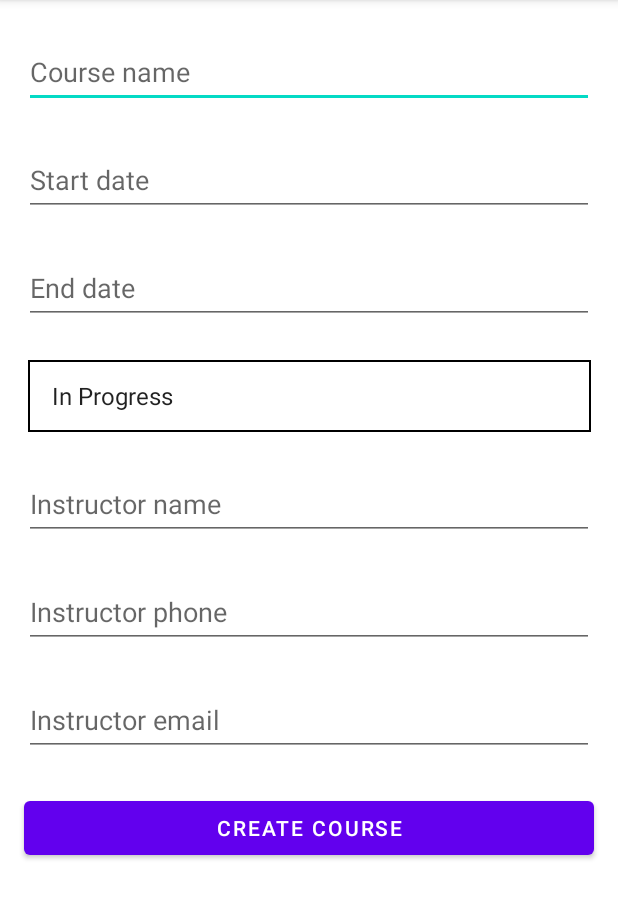
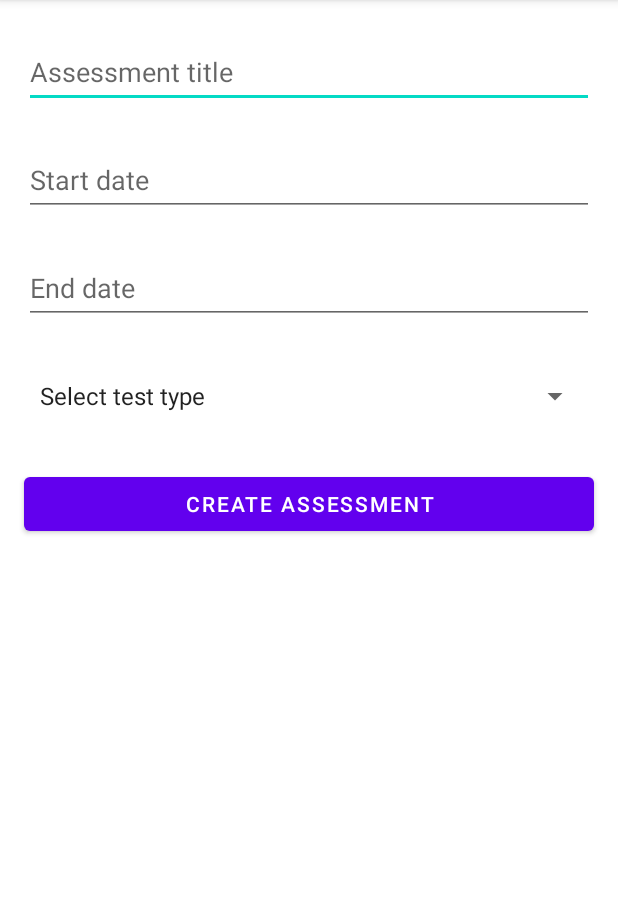
Before and after one commit to TheDeanMachine/College-Course-Tracker, an Android app: the screen it shows after launch (NewCourse before the commit, NewAssessment after it), on a phone screen of 412 x 824 dp, the part 84-1003 px from its top. Run offline under Robolectric (Android 15) with nearby library versions, the phone set to English and light mode, and no system bars; our stand-ins replace Room's generated code.

Commit message:
successful test of new assessment class

```diff
--- a/app/src/main/AndroidManifest.xml
+++ b/app/src/main/AndroidManifest.xml
@@ -9,23 +9,29 @@
         android:roundIcon="@mipmap/ic_launcher_round"
         android:supportsRtl="true"
         android:theme="@style/Theme.CollegeCourseTracker">
+
         <activity
-            android:name=".Controller.NewCourse"
+            android:name=".Controller.NewAssessment"
             android:exported="true">
             <intent-filter>
                 <action android:name="android.intent.action.MAIN" />
                 <category android:name="android.intent.category.LAUNCHER" />
             </intent-filter>
         </activity>
+
         <activity
-            android:name=".Controller.NewTerm"
+            android:name=".Controller.NewCourse"
             android:exported="true">
 
         </activity>
+
+        <activity
+            android:name=".Controller.NewTerm"
+            android:exported="true" />
+
         <activity
             android:name=".MainActivity"
-            android:exported="true">
-        </activity>
+            android:exported="true" />
     </application>
 
 </manifest>
--- /dev/null
+++ b/app/src/main/java/com/VFeskin/collegecoursetracker/Controller/NewAssessment.java
@@ -0,0 +1,113 @@
+package com.VFeskin.collegecoursetracker.Controller;
+
+import androidx.appcompat.app.AppCompatActivity;
+import androidx.lifecycle.ViewModelProvider;
+
+import com.VFeskin.collegecoursetracker.Model.Assessment;
+import com.VFeskin.collegecoursetracker.Model.AssessmentViewModel;
+import com.VFeskin.collegecoursetracker.R;
+
+import android.app.DatePickerDialog;
+import android.os.Bundle;
+import android.text.Editable;
+import android.widget.Button;
+import android.widget.DatePicker;
+import android.widget.EditText;
+import android.widget.Spinner;
+
+import java.text.DateFormat;
+import java.util.Calendar;
+import java.util.Date;
+
+/**
+ * This class is used for adding a new assessment.
+ * Displays a form that the user can fill out, uses the information entered
+ * to create a new assessment object/entity and adding it into the database.
+ */
+public class NewAssessment extends AppCompatActivity {
+
+    // XML attributes
+    private EditText assessmentTitleTxt;
+    private EditText startDateTxt;
+    private EditText endDateTxt;
+    private Spinner testTypeSpinner;
+    private Button createAssessmentButton;
+
+    // date related fields
+    private final Calendar calendar = Calendar.getInstance();
+    DatePickerDialog.OnDateSetListener dateDialog;
+    DatePickerDialog.OnDateSetListener dateDialog2;
+    private Date startDate;
+    private Date endDate;
+
+    // view model reference, gives access to all assessments
+    private AssessmentViewModel assessmentViewModel;
+
+    @Override
+    protected void onCreate(Bundle savedInstanceState) {
+        super.onCreate(savedInstanceState);
+        setContentView(R.layout.activity_new_assessment);
+
+        // set the field values to the xml ids
+        assessmentTitleTxt = findViewById(R.id.editTextAssessmentTitle);
+        startDateTxt = findViewById(R.id.editTextAssessmentStartDate);
+        endDateTxt = findViewById(R.id.editTextAssessmentEndDate);
+        testTypeSpinner = findViewById(R.id.testSpinner);
+        createAssessmentButton = findViewById(R.id.createAssessmentButton);
+
+        // creates an instance of view model to use
+        assessmentViewModel = new ViewModelProvider.AndroidViewModelFactory(NewAssessment.this
+                .getApplication())
+                .create(AssessmentViewModel.class);
+
+        // shows the date picker, onClick
+        startDateTxt.setOnClickListener(view -> new DatePickerDialog(NewAssessment.this, dateDialog,
+                calendar.get(Calendar.YEAR),
+                calendar.get(Calendar.MONTH),
+                calendar.get(Calendar.DAY_OF_MONTH))
+                .show());
+
+        // shows the date picker, onClick
+        endDateTxt.setOnClickListener(view -> new DatePickerDialog(NewAssessment.this, dateDialog2,
+                calendar.get(Calendar.YEAR),
+                calendar.get(Calendar.MONTH),
+                calendar.get(Calendar.DAY_OF_MONTH))
+                .show());
+
+        // gets the values from date picker, onDataSet
+        dateDialog = new DatePickerDialog.OnDateSetListener() {
+            @Override
+            public void onDateSet(DatePicker view, int year, int month, int day) {
+                calendar.set(year, month, day);
+                startDate = calendar.getTime();
+                // format the output the screen
+                startDateTxt.setText(DateFormat.getDateInstance(DateFormat.MEDIUM).format(startDate));
+            }
+        };
+
+        // gets the values from date picker, onDataSet
+        dateDialog2 = new DatePickerDialog.OnDateSetListener() {
+            @Override
+            public void onDateSet(DatePicker view, int year, int month, int day) {
+                calendar.set(year, month, day);
+                endDate = calendar.getTime();
+                // format the output the screen
+                endDateTxt.setText(DateFormat.getDateInstance(DateFormat.MEDIUM).format(endDate));
+            }
+        };
+
+        // collect input and create new assessment
+        createAssessmentButton.setOnClickListener(view -> {
+            //TODO : input validation
+
+            String title = assessmentTitleTxt.getText().toString();
+            String test = (String) testTypeSpinner.getSelectedItem();
+
+            // TODO : get PK
+            AssessmentViewModel.insert(new Assessment(test, title, startDate, endDate, 1));
+        });
+
+    }
+
+
+}
--- a/app/src/main/java/com/VFeskin/collegecoursetracker/Controller/NewCourse.java
+++ b/app/src/main/java/com/VFeskin/collegecoursetracker/Controller/NewCourse.java
@@ -6,7 +6,6 @@ import com.VFeskin.collegecoursetracker.R;
 import com.VFeskin.collegecoursetracker.Utility.Status;
 import androidx.appcompat.app.AppCompatActivity;
 import androidx.lifecycle.ViewModelProvider;
-
 import android.app.DatePickerDialog;
 import android.os.Bundle;
 import android.view.View;
@@ -20,9 +19,9 @@ import java.util.Calendar;
 import java.util.Date;
 
 /**
- * This class is used for adding a new term.
+ * This class is used for adding a new course.
  * Displays a form that the user can fill out, uses the information entered
- * to create a new term object/entity and add it into the database.
+ * to create a new course object/entity and adding it into the database.
  */
 public class NewCourse extends AppCompatActivity {
 
@@ -57,6 +56,7 @@ public class NewCourse extends AppCompatActivity {
         endDateTxt = findViewById(R.id.editTextCourseEndDate);
         courseStatusSpinner = findViewById(R.id.spinner);
 
+        // create an array with Enum values for the spinner to hold
         courseStatusSpinner.setAdapter(new ArrayAdapter<>(this,
                 android.R.layout.simple_spinner_item, Status.values()));
 
@@ -106,11 +106,12 @@ public class NewCourse extends AppCompatActivity {
             }
         };
 
+        // collect input and create new course
         createCourseButton.setOnClickListener(view -> {
 
             //TODO : input validation
             String title = courseTitleTxt.getText().toString();
-            Status status = (Status) courseStatusSpinner.getSelectedItem();
+            Status status = (Status) courseStatusSpinner.getSelectedItem(); // Is it worth using ENUM over String?
             String name = instructorNameTxt.getText().toString();
             String phone = instructorPhoneTxt.getText().toString();
             String email = instructorEmailTxt.getText().toString();
--- /dev/null
+++ b/app/src/main/res/layout/activity_new_assessment.xml
@@ -0,0 +1,71 @@
+<?xml version="1.0" encoding="utf-8"?>
+<androidx.constraintlayout.widget.ConstraintLayout xmlns:android="http://schemas.android.com/apk/res/android"
+    xmlns:app="http://schemas.android.com/apk/res-auto"
+    xmlns:tools="http://schemas.android.com/tools"
+    android:layout_width="match_parent"
+    android:layout_height="match_parent"
+    tools:context=".Controller.NewAssessment">
+
+    <EditText
+        android:id="@+id/editTextAssessmentTitle"
+        style="@style/form_style"
+        android:layout_width="0dp"
+        android:layout_height="wrap_content"
+        android:ems="10"
+        android:hint="@string/assessment_title"
+        android:inputType="textPersonName"
+        android:minHeight="48dp"
+        app:layout_constraintEnd_toEndOf="parent"
+        app:layout_constraintStart_toStartOf="parent"
+        app:layout_constraintTop_toTopOf="parent" />
+
+    <EditText
+        android:id="@+id/editTextAssessmentStartDate"
+        style="@style/form_style"
+        android:layout_width="0dp"
+        android:layout_height="wrap_content"
+        android:ems="10"
+        android:hint="@string/start_date"
+        android:inputType="date"
+        android:minHeight="48dp"
+        android:focusable="false"
+        app:layout_constraintEnd_toEndOf="parent"
+        app:layout_constraintStart_toStartOf="parent"
+        app:layout_constraintTop_toBottomOf="@+id/editTextAssessmentTitle" />
+
+    <EditText
+        android:id="@+id/editTextAssessmentEndDate"
+        style="@style/form_style"
+        android:layout_width="0dp"
+        android:layout_height="wrap_content"
+        android:ems="10"
+        android:hint="@string/end_date"
+        android:inputType="date"
+        android:minHeight="48dp"
+        android:focusable="false"
+        app:layout_constraintEnd_toEndOf="parent"
+        app:layout_constraintStart_toStartOf="parent"
+        app:layout_constraintTop_toBottomOf="@+id/editTextAssessmentStartDate" />
+
+    <Spinner
+        android:id="@+id/testSpinner"
+        android:layout_width="375dp"
+        android:layout_height="48dp"
+        android:layout_marginTop="24dp"
+        android:entries="@array/test_type"
+        app:layout_constraintEnd_toEndOf="parent"
+        app:layout_constraintStart_toStartOf="parent"
+        app:layout_constraintTop_toBottomOf="@+id/editTextAssessmentEndDate"
+        tools:ignore="SpeakableTextPresentCheck" />
+
+    <Button
+        android:id="@+id/createAssessmentButton"
+        style="@style/form_style"
+        android:layout_width="0dp"
+        android:layout_height="wrap_content"
+        android:text="@string/create_assessment"
+        app:layout_constraintEnd_toEndOf="parent"
+        app:layout_constraintStart_toStartOf="parent"
+        app:layout_constraintTop_toBottomOf="@+id/testSpinner" />
+
+</androidx.constraintlayout.widget.ConstraintLayout>
--- a/app/src/main/res/layout/activity_new_course.xml
+++ b/app/src/main/res/layout/activity_new_course.xml
@@ -28,6 +28,7 @@
         android:hint="@string/start_date"
         android:inputType="date"
         android:minHeight="48dp"
+        android:focusable="false"
         app:layout_constraintEnd_toEndOf="parent"
         app:layout_constraintStart_toStartOf="parent"
         app:layout_constraintTop_toBottomOf="@+id/editTextCourseTitle" />
@@ -41,6 +42,7 @@
         android:hint="@string/end_date"
         android:inputType="date"
         android:minHeight="48dp"
+        android:focusable="false"
         app:layout_constraintEnd_toEndOf="parent"
         app:layout_constraintStart_toStartOf="parent"
         app:layout_constraintTop_toBottomOf="@+id/editTextCourseStartDate" />
--- a/app/src/main/res/values/strings.xml
+++ b/app/src/main/res/values/strings.xml
@@ -12,6 +12,8 @@
     <string name="instructor_email">Instructor email</string>
     <string name="create_course">CREATE COURSE</string>
     <string name="select">Select course status</string>
+    <string name="assessment_title">Assessment title</string>
+    <string name="create_assessment">CREATE ASSESSMENT</string>
 
 
     <string-array name="course_status">
@@ -21,4 +23,10 @@
         <item>Dropped</item>
         <item>Plan to take</item>
     </string-array>
+
+    <string-array name="test_type">
+        <item>Select test type</item>
+        <item>Performance</item>
+        <item>Objective</item>
+    </string-array>
 </resources>
```
